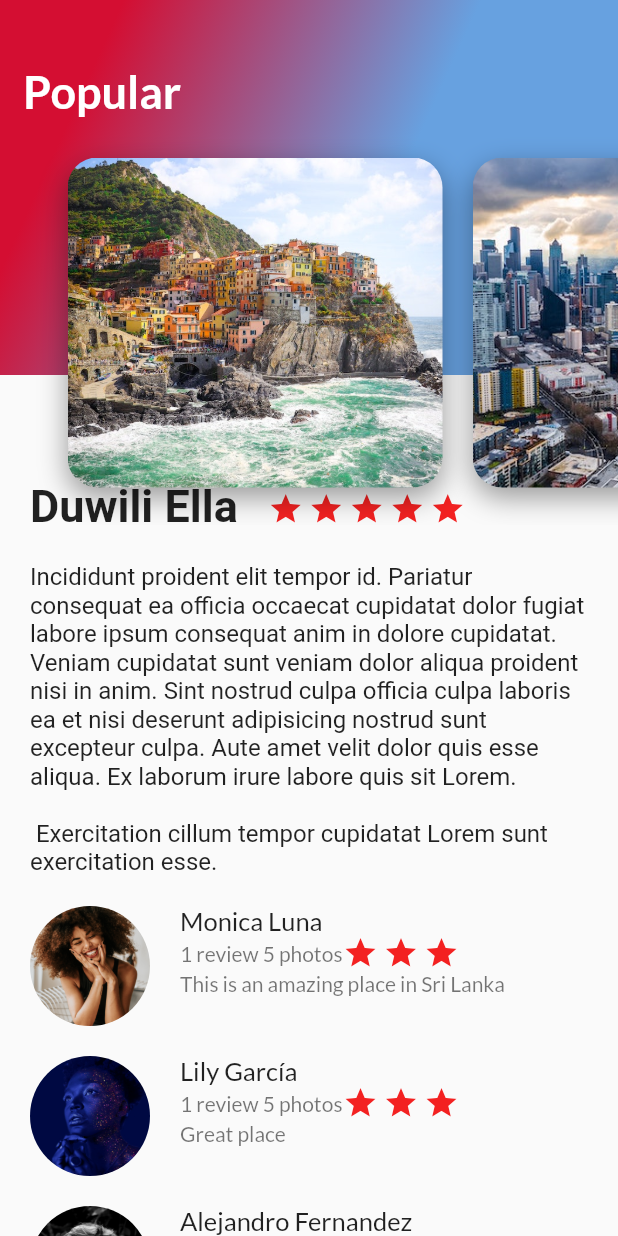
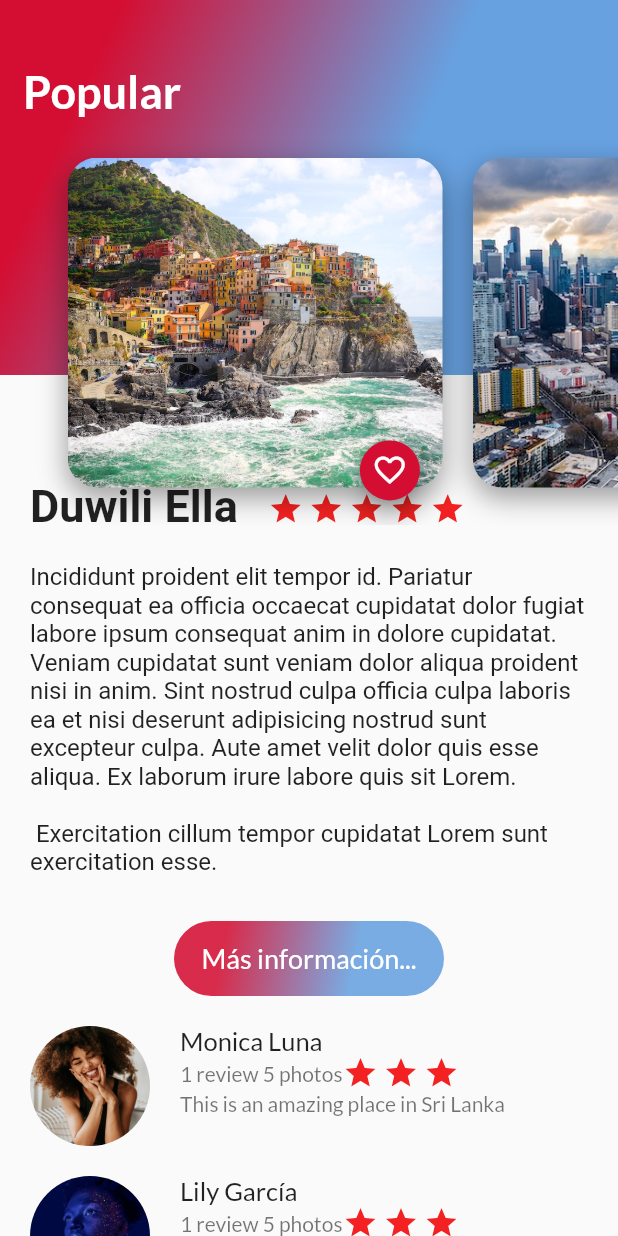
Before and after one commit to Fabiola08/travel_app, a Flutter app: the screen it shows after launch, on a phone screen of 412 x 824 dp. Run offline on Flutter 3.47's test engine with Material 2 defaults, Android fonts, the phone set to English and light mode, and no system bars; our stand-ins replace google_fonts; Roboto replaces fonts that are missing (Dosis).

Commit message:
ButtonNavigate & SmallButton

```diff
--- /dev/null
+++ b/lib/screens/button_navigate.dart
@@ -0,0 +1,53 @@
+import 'package:flutter/material.dart';
+import 'package:google_fonts/google_fonts.dart';
+
+class ButtonNavigate extends StatelessWidget {
+  final String buttonText;
+
+  const ButtonNavigate({super.key, required this.buttonText});
+
+  @override
+  Widget build(BuildContext context) {
+    return InkWell(
+      onTap: () {
+        ScaffoldMessenger.of(context)
+        .showSnackBar(const SnackBar(content: Text('Presionaste botón',
+        style: TextStyle(fontSize: 15),
+        ),
+        backgroundColor: Color.fromARGB(224, 212, 14, 50),
+        ));
+      },
+      child: Container(
+        margin: const EdgeInsets.only(
+          top: 30.0,
+          left: 20.0,
+          right: 20.0,
+        ),
+        height: 50.0,
+        width: 180.0,
+        decoration: BoxDecoration(
+          borderRadius: BorderRadius.circular(30.0),
+          gradient: const LinearGradient(
+            colors: [
+              Color.fromARGB(224, 212, 14, 50),
+              Color.fromARGB(224, 103, 161, 224),
+            ],
+            begin: FractionalOffset(0.2, 0.0),
+            end: FractionalOffset(1.0, 0.6),
+            stops: [0.0, 0.6],
+            tileMode: TileMode.clamp,
+          ),
+        ),
+        child: Center(
+          child: Text(
+            buttonText,
+            style: GoogleFonts.lato(
+              fontSize: 18.0,
+              color: Colors.white,
+            ),
+          ),
+        ),
+      ),
+    );
+  }
+}
--- a/lib/screens/card_image.dart
+++ b/lib/screens/card_image.dart
@@ -1,4 +1,5 @@
 import 'package:flutter/material.dart';
+import 'package:travel_app/screens/small_button.dart';
 
 //stless
 
@@ -30,6 +31,13 @@ class CardImage extends StatelessWidget {
         ]
       ),
     );
-    return card;
+
+    //cada que se ocupa un widget arriba de otro se utilizaun Stack
+    return Stack(
+      alignment: const Alignment(0.9, 1.1),
+      children: [
+        card,
+        SmallButton()],
+    );
   }
 }
--- a/lib/screens/card_image_list.dart
+++ b/lib/screens/card_image_list.dart
@@ -6,7 +6,7 @@ class CardImageList extends StatelessWidget {
 
   @override
   Widget build(BuildContext context) {
-    return SizedBox(
+    return Container(
       height: 350.0,
       child: ListView(
         padding: const EdgeInsets.all(25.0),
--- a/lib/screens/description_place_screen.dart
+++ b/lib/screens/description_place_screen.dart
@@ -1,5 +1,6 @@
 import 'package:flutter/material.dart';
 import 'package:google_fonts/google_fonts.dart';
+import 'package:travel_app/screens/button_navigate.dart';
 import 'package:travel_app/screens/review.dart';
 
 
@@ -74,9 +75,11 @@ class DescriptionPlaceScreen extends StatelessWidget {
   );
 
     return Column(
+      crossAxisAlignment: CrossAxisAlignment.center,
       children: [
         titleAndStars,
         description,
+        const ButtonNavigate(buttonText: 'Más información...'),
       ],
     );
   }
--- /dev/null
+++ b/lib/screens/small_button.dart
@@ -0,0 +1,34 @@
+import 'package:flutter/material.dart';
+
+class SmallButton extends StatefulWidget {
+  const SmallButton({super.key});
+
+  @override
+  State<SmallButton> createState() => _SmallButtonState();
+}
+
+class _SmallButtonState extends State<SmallButton> {
+  bool pressed = false;
+  void onPressedFav(){
+    setState(() {
+      if(!pressed){
+        pressed=true;
+      }else {
+        pressed=false;
+      }
+    });
+  }
+
+  @override
+  Widget build(BuildContext context) {
+    return FloatingActionButton(
+      onPressed: onPressedFav,
+      backgroundColor:const Color.fromARGB(255, 212, 14, 50),
+      mini: true,
+      tooltip: 'Fav',
+      //"?"" verdadero
+      //":" falso
+      child: Icon( pressed ? Icons.favorite : Icons.favorite_border),
+      );
+  }
+}
```
